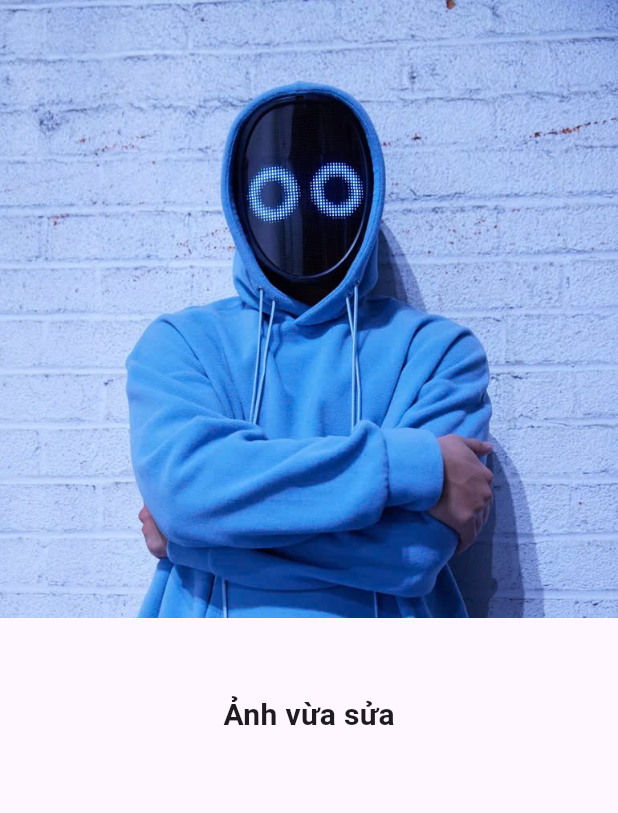
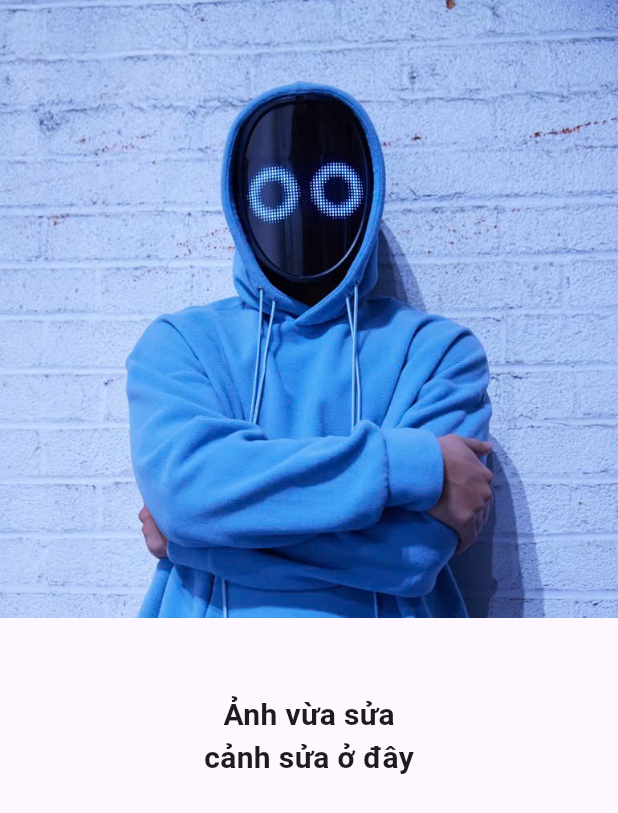
Before and after one commit to HAMacca/tu_hoc_flutter_image2025, a Flutter app: the screen it shows after launch, on a phone screen of 412 x 824 dp. Shown: the top 813 px of the screen. Run offline on Flutter 3.47's test engine with Material 3 defaults, Android fonts, the phone set to English and light mode, and no system bars.

Commit message:
canh fix

```diff
--- a/lib/home_image/home_image.dart
+++ b/lib/home_image/home_image.dart
@@ -19,6 +19,10 @@ class ScreeHomeImage extends StatelessWidget {
           const Text(
             'Ảnh vừa sửa',
             style: TextStyle(fontSize: 20, fontWeight: FontWeight.bold),
+          ),
+          Text(
+            'cảnh sửa ở đây',
+            style: TextStyle(fontSize: 20, fontWeight: FontWeight.bold),
           )
         ],
       ),
```
